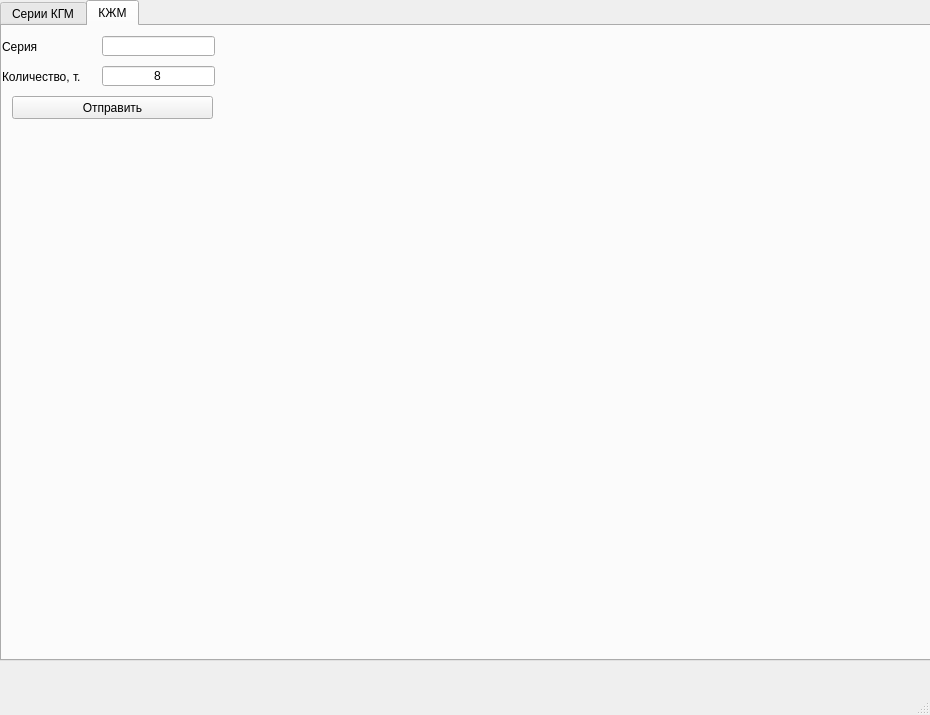
This is cylinders/windows/batch_window.ui in bomzheg/Cylinders as Qt 5 draws it before an edit. The edited form follows.
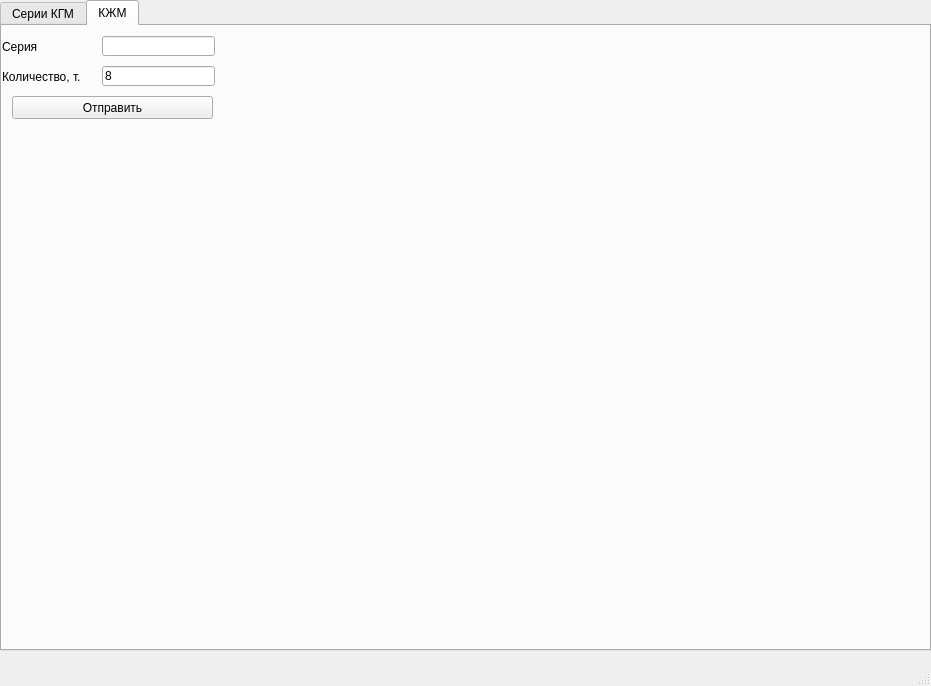
This is the edited form. The open tabs and pages were chosen to show the change.

Commit message: change window size

Diff of the .ui file:
```diff
--- a/cylinders/windows/batch_window.ui
+++ b/cylinders/windows/batch_window.ui
@@ -6,8 +6,8 @@
    <rect>
     <x>0</x>
     <y>0</y>
-    <width>930</width>
-    <height>715</height>
+    <width>931</width>
+    <height>686</height>
    </rect>
   </property>
   <property name="minimumSize">
@@ -32,7 +32,7 @@
       <x>0</x>
       <y>0</y>
       <width>931</width>
-      <height>661</height>
+      <height>651</height>
      </rect>
     </property>
     <property name="currentIndex">
@@ -348,9 +348,6 @@
       <property name="text">
        <string>8</string>
       </property>
-      <property name="alignment">
-       <set>Qt::AlignmentFlag::AlignCenter</set>
-      </property>
      </widget>
      <widget class="QLabel" name="label_count">
       <property name="geometry">
```
Left out of the diff: 12 changed lines with no effect on the pictures. The commit also changes 1 other file.
